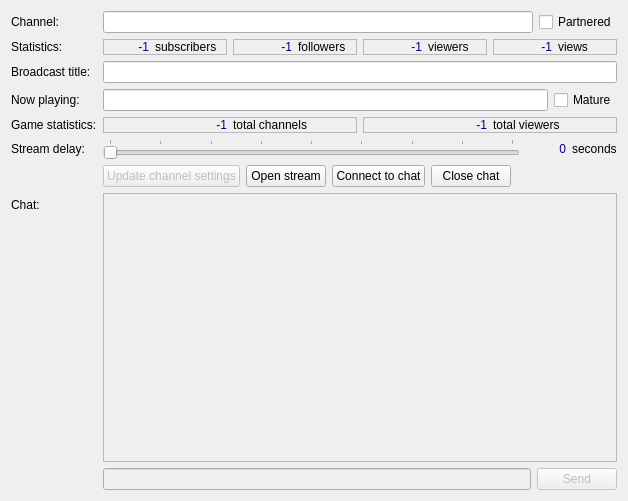
The window that src/forms/channel_info.ui (wakeofluna/qlivestream) describes before a commit, drawn with Qt 5.
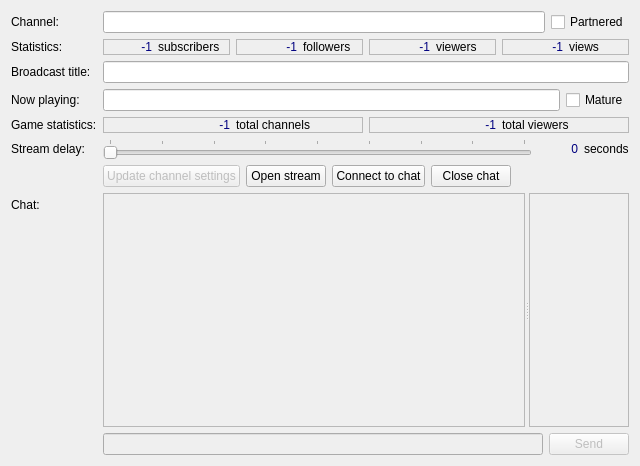
The same window after the commit.

Commit message: Add username colours to Twitch chat

Diff of the .ui file:
```diff
--- a/src/forms/channel_info.ui
+++ b/src/forms/channel_info.ui
@@ -6,8 +6,8 @@
    <rect>
     <x>0</x>
     <y>0</y>
-    <width>628</width>
-    <height>501</height>
+    <width>640</width>
+    <height>466</height>
    </rect>
   </property>
   <property name="windowTitle">
@@ -215,6 +215,9 @@
      </property>
     </widget>
    </item>
+   <item row="2" column="1">
+    <widget class="QLineEdit" name="txtTitle"/>
+   </item>
    <item row="3" column="0">
     <widget class="QLabel" name="lblPlaying">
      <property name="text">
@@ -222,14 +225,28 @@
      </property>
     </widget>
    </item>
-   <item row="5" column="0">
+   <item row="3" column="1">
+    <layout class="QHBoxLayout" name="horizontalLayout_7">
+     <item>
+      <widget class="QLineEdit" name="txtPlaying"/>
+     </item>
+     <item>
+      <widget class="QCheckBox" name="chkMature">
+       <property name="text">
+        <string>Mature</string>
+       </property>
+      </widget>
+     </item>
+    </layout>
+   </item>
+   <item row="4" column="0">
     <widget class="QLabel" name="lblGameStats">
      <property name="text">
       <string>Game statistics:</string>
      </property>
     </widget>
    </item>
-   <item row="5" column="1">
+   <item row="4" column="1">
     <layout class="QHBoxLayout" name="horizontalLayout">
      <item>
       <widget class="QFrame" name="frame_5">
@@ -309,14 +326,14 @@
      </item>
     </layout>
    </item>
-   <item row="6" column="0">
+   <item row="5" column="0">
     <widget class="QLabel" name="lblDelay">
      <property name="text">
       <string>Stream delay:</string>
      </property>
     </widget>
    </item>
-   <item row="6" column="1">
+   <item row="5" column="1">
     <layout class="QHBoxLayout" name="horizontalLayout_2">
      <item>
       <widget class="QSlider" name="sliDelay">
@@ -365,7 +382,7 @@
      </item>
     </layout>
    </item>
-   <item row="7" column="1">
+   <item row="6" column="1">
     <layout class="QHBoxLayout" name="horizontalLayout_3">
      <item>
       <widget class="QPushButton" name="btnUpdate">
@@ -424,22 +441,53 @@
      </item>
     </layout>
    </item>
-   <item row="8" column="0">
+   <item row="7" column="0">
     <widget class="QLabel" name="lblChat">
      <property name="text">
       <string>Chat:</string>
      </property>
     </widget>
    </item>
-   <item row="8" column="1">
+   <item row="7" column="1">
+    <widget class="QWidget" name="wdgChat" native="true">
+     <property name="sizePolicy">
+      <sizepolicy hsizetype="Preferred" vsizetype="Expanding">
+       <horstretch>0</horstretch>
+       <verstretch>1</verstretch>
+      </sizepolicy>
+     </property>
+     <layout class="QVBoxLayout" name="verticalLayout_3">
+      <property name="leftMargin">
+       <number>0</number>
+      </property>
+      <property name="topMargin">
+       <number>0</number>
+      </property>
+      <property name="rightMargin">
+       <number>0</number>
+      </property>
+      <property name="bottomMargin">
+       <number>0</number>
+      </property>
+      <item>
+       <widget class="QSplitter" name="splitter">
+        <property name="sizePolicy">
+         <sizepolicy hsizetype="Expanding" vsizetype="Preferred">
+          <horstretch>0</horstretch>
+          <verstretch>1</verstretch>
+         </sizepolicy>
+        </property>
+        <property name="orientation">
+         <enum>Qt::Horizontal</enum>
+        </property>
     <widget class="QTextEdit" name="txtChat">
      <property name="enabled">
       <bool>false</bool>
      </property>
      <property name="sizePolicy">
       <sizepolicy hsizetype="Expanding" vsizetype="Expanding">
-       <horstretch>0</horstretch>
-       <verstretch>1</verstretch>
+           <horstretch>5</horstretch>
+           <verstretch>0</verstretch>
       </sizepolicy>
      </property>
      <property name="focusPolicy">
@@ -449,8 +497,44 @@
       <bool>true</bool>
      </property>
     </widget>
-   </item>
-   <item row="9" column="1">
+        <widget class="QTableView" name="lstChatUsers">
+         <property name="enabled">
+          <bool>false</bool>
+         </property>
+         <property name="sizePolicy">
+          <sizepolicy hsizetype="Minimum" vsizetype="Expanding">
+           <horstretch>1</horstretch>
+           <verstretch>0</verstretch>
+          </sizepolicy>
+         </property>
+         <property name="minimumSize">
+          <size>
+           <width>100</width>
+           <height>0</height>
+          </size>
+         </property>
+         <property name="maximumSize">
+          <size>
+           <width>200</width>
+           <height>16777215</height>
+          </size>
+         </property>
+         <property name="alternatingRowColors">
+          <bool>true</bool>
+         </property>
+         <property name="selectionMode">
+          <enum>QAbstractItemView::SingleSelection</enum>
+         </property>
+         <property name="selectionBehavior">
+          <enum>QAbstractItemView::SelectRows</enum>
+         </property>
+         <property name="showGrid">
+          <bool>false</bool>
+         </property>
+        </widget>
+       </widget>
+      </item>
+      <item>
     <layout class="QHBoxLayout" name="horizontalLayout_4">
      <item>
       <widget class="QLineEdit" name="txtMessage">
@@ -474,22 +558,8 @@
      </item>
     </layout>
    </item>
-   <item row="3" column="1">
-    <layout class="QHBoxLayout" name="horizontalLayout_7">
-     <item>
-      <widget class="QLineEdit" name="txtPlaying"/>
-     </item>
-     <item>
-      <widget class="QCheckBox" name="chkMature">
-       <property name="text">
-        <string>Mature</string>
-       </property>
-      </widget>
-     </item>
-    </layout>
-   </item>
-   <item row="2" column="1">
-    <widget class="QLineEdit" name="txtTitle"/>
+     </layout>
+    </widget>
    </item>
   </layout>
  </widget>
```
Lines whose indentation alone changed are shown as unchanged. The commit also changes 9 other files.
